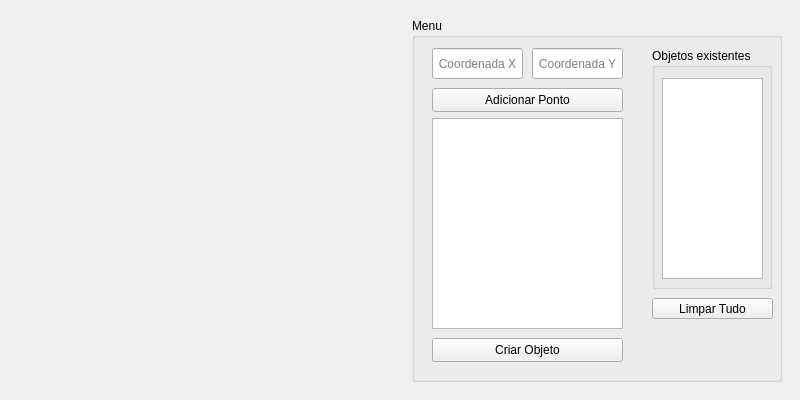
This is mainwindow.ui in PauloHenriqueMedeiros/ComputacaoGrafica as Qt 5 draws it before an edit. The edited form follows.
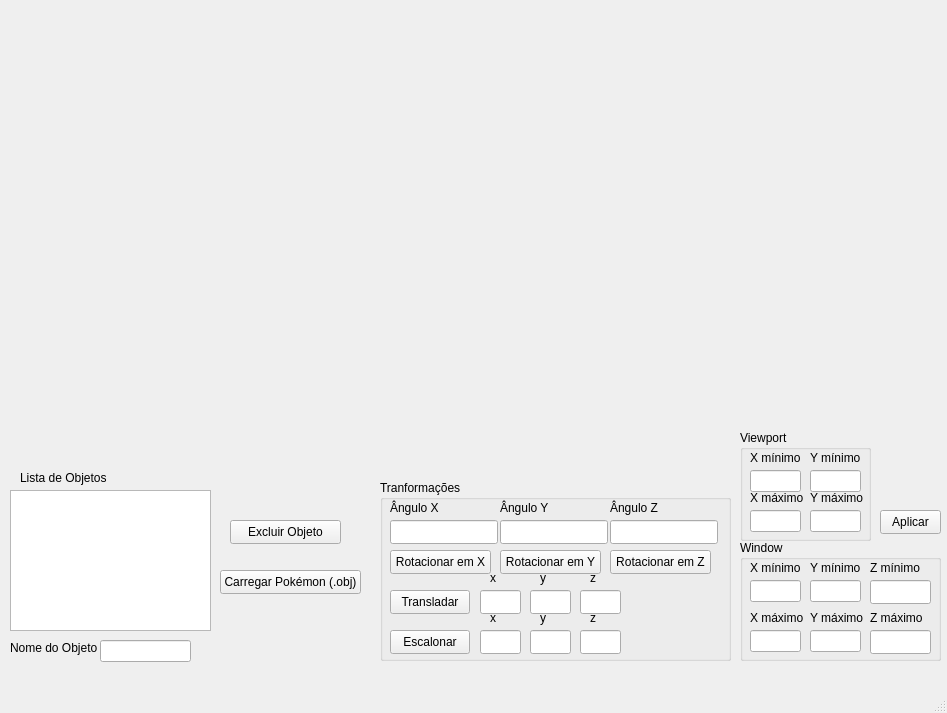
This is the edited form.

```diff
--- a/mainwindow.ui
+++ b/mainwindow.ui
@@ -2,151 +2,669 @@
 <ui version="4.0">
  <class>MainWindow</class>
  <widget class="QMainWindow" name="MainWindow">
-  <property name="enabled">
-   <bool>true</bool>
-  </property>
   <property name="geometry">
    <rect>
     <x>0</x>
     <y>0</y>
-    <width>800</width>
-    <height>400</height>
+    <width>947</width>
+    <height>713</height>
    </rect>
   </property>
   <property name="windowTitle">
    <string>MainWindow</string>
   </property>
   <widget class="QWidget" name="centralwidget">
-   <property name="enabled">
-    <bool>true</bool>
+   <widget class="QWidget" name="canvasWidget" native="true">
+    <property name="geometry">
+     <rect>
+      <x>10</x>
+      <y>10</y>
+      <width>921</width>
+      <height>411</height>
+     </rect>
+    </property>
+    <property name="autoFillBackground">
+     <bool>false</bool>
+    </property>
+   </widget>
+   <widget class="QListWidget" name="listWidget_objetos">
+    <property name="geometry">
+     <rect>
+      <x>10</x>
+      <y>490</y>
+      <width>201</width>
+      <height>141</height>
+     </rect>
+    </property>
+   </widget>
+   <widget class="QLineEdit" name="lineEdit_nomeObjeto">
+    <property name="geometry">
+     <rect>
+      <x>100</x>
+      <y>640</y>
+      <width>91</width>
+      <height>22</height>
+     </rect>
+    </property>
+   </widget>
+   <widget class="QLabel" name="label">
+    <property name="geometry">
+     <rect>
+      <x>10</x>
+      <y>640</y>
+      <width>91</width>
+      <height>16</height>
+     </rect>
+    </property>
+    <property name="text">
+     <string>Nome do Objeto</string>
+    </property>
+   </widget>
+   <widget class="QLabel" name="label_2">
+    <property name="geometry">
+     <rect>
+      <x>20</x>
+      <y>470</y>
+      <width>91</width>
+      <height>16</height>
+     </rect>
+    </property>
+    <property name="text">
+     <string>Lista de Objetos</string>
+    </property>
+   </widget>
+   <widget class="QPushButton" name="pushButton_excluir">
+    <property name="geometry">
+     <rect>
+      <x>230</x>
+      <y>520</y>
+      <width>111</width>
+      <height>24</height>
+     </rect>
+    </property>
+    <property name="text">
+     <string>Excluir Objeto</string>
+    </property>
+   </widget>
+   <widget class="QGroupBox" name="groupBox_2">
+    <property name="geometry">
+     <rect>
+      <x>740</x>
+      <y>430</y>
+      <width>131</width>
+      <height>111</height>
+     </rect>
+    </property>
+    <property name="title">
+     <string>Viewport</string>
+    </property>
+    <widget class="QLineEdit" name="lineEdit_v_xmin">
+     <property name="geometry">
+      <rect>
+       <x>10</x>
+       <y>40</y>
+       <width>51</width>
+       <height>22</height>
+      </rect>
+     </property>
+    </widget>
+    <widget class="QLineEdit" name="lineEdit_v_ymin">
+     <property name="geometry">
+      <rect>
+       <x>70</x>
+       <y>40</y>
+       <width>51</width>
+       <height>22</height>
+      </rect>
+     </property>
+    </widget>
+    <widget class="QLineEdit" name="lineEdit_v_xmax">
+     <property name="geometry">
+      <rect>
+       <x>10</x>
+       <y>80</y>
+       <width>51</width>
+       <height>22</height>
+      </rect>
+     </property>
+    </widget>
+    <widget class="QLineEdit" name="lineEdit_v_ymax">
+     <property name="geometry">
+      <rect>
+       <x>70</x>
+       <y>80</y>
+       <width>51</width>
+       <height>22</height>
+      </rect>
+     </property>
+    </widget>
+    <widget class="QLabel" name="label_14">
+     <property name="geometry">
+      <rect>
+       <x>10</x>
+       <y>20</y>
+       <width>61</width>
+       <height>16</height>
+      </rect>
+     </property>
+     <property name="text">
+      <string>X mínimo</string>
+     </property>
+    </widget>
+    <widget class="QLabel" name="label_15">
+     <property name="geometry">
+      <rect>
+       <x>70</x>
+       <y>20</y>
+       <width>61</width>
+       <height>16</height>
+      </rect>
+     </property>
+     <property name="text">
+      <string>Y mínimo</string>
+     </property>
+    </widget>
+    <widget class="QLabel" name="label_16">
+     <property name="geometry">
+      <rect>
+       <x>10</x>
+       <y>60</y>
+       <width>61</width>
+       <height>16</height>
+      </rect>
+     </property>
+     <property name="text">
+      <string>X máximo</string>
+     </property>
+    </widget>
+    <widget class="QLabel" name="label_17">
+     <property name="geometry">
+      <rect>
+       <x>70</x>
+       <y>60</y>
+       <width>61</width>
+       <height>16</height>
+      </rect>
+     </property>
+     <property name="text">
+      <string>Y máximo</string>
+     </property>
+    </widget>
+   </widget>
+   <widget class="QPushButton" name="pushButton_aplicar_wv">
+    <property name="geometry">
+     <rect>
+      <x>880</x>
+      <y>510</y>
+      <width>61</width>
+      <height>24</height>
+     </rect>
+    </property>
+    <property name="text">
+     <string>Aplicar</string>
+    </property>
+   </widget>
+   <widget class="QPushButton" name="pushButton_carregarOBJ">
+    <property name="geometry">
+     <rect>
+      <x>220</x>
+      <y>570</y>
+      <width>141</width>
+      <height>24</height>
+     </rect>
+    </property>
+    <property name="text">
+     <string>Carregar Pokémon (.obj)</string>
+    </property>
+   </widget>
+   <widget class="QGroupBox" name="groupBox_3">
+    <property name="geometry">
+     <rect>
+      <x>380</x>
+      <y>480</y>
+      <width>351</width>
+      <height>181</height>
+     </rect>
+    </property>
+    <property name="title">
+     <string>Tranformações</string>
+    </property>
+    <widget class="QPushButton" name="pushButton_rotacionar_y">
+     <property name="geometry">
+      <rect>
+       <x>120</x>
+       <y>70</y>
+       <width>101</width>
+       <height>24</height>
+      </rect>
+     </property>
+     <property name="text">
+      <string>Rotacionar em Y</string>
+     </property>
+    </widget>
+    <widget class="QLabel" name="label_3">
+     <property name="geometry">
+      <rect>
+       <x>10</x>
+       <y>20</y>
+       <width>49</width>
+       <height>16</height>
+      </rect>
+     </property>
+     <property name="text">
+      <string>Ângulo X</string>
+     </property>
+    </widget>
+    <widget class="QLineEdit" name="lineEdit_angulo_z">
+     <property name="geometry">
+      <rect>
+       <x>230</x>
+       <y>40</y>
+       <width>108</width>
+       <height>24</height>
+      </rect>
+     </property>
+    </widget>
+    <widget class="QLabel" name="label_8">
+     <property name="geometry">
+      <rect>
+       <x>120</x>
+       <y>20</y>
+       <width>49</width>
+       <height>16</height>
+      </rect>
+     </property>
+     <property name="text">
+      <string>Ângulo Y</string>
+     </property>
+    </widget>
+    <widget class="QPushButton" name="pushButton_rotacionar_z">
+     <property name="geometry">
+      <rect>
+       <x>230</x>
+       <y>70</y>
+       <width>101</width>
+       <height>24</height>
+      </rect>
+     </property>
+     <property name="text">
+      <string>Rotacionar em Z</string>
+     </property>
+    </widget>
+    <widget class="QPushButton" name="pushButton_rotacionar_x">
+     <property name="geometry">
+      <rect>
+       <x>10</x>
+       <y>70</y>
+       <width>101</width>
+       <height>24</height>
+      </rect>
+     </property>
+     <property name="text">
+      <string>Rotacionar em X</string>
+     </property>
+    </widget>
+    <widget class="QLineEdit" name="lineEdit_angulo_x">
+     <property name="geometry">
+      <rect>
+       <x>10</x>
+       <y>40</y>
+       <width>108</width>
+       <height>24</height>
+      </rect>
+     </property>
+    </widget>
+    <widget class="QLineEdit" name="lineEdit_angulo_y">
+     <property name="geometry">
+      <rect>
+       <x>120</x>
+       <y>40</y>
+       <width>108</width>
+       <height>24</height>
+      </rect>
+     </property>
+    </widget>
+    <widget class="QLabel" name="label_9">
+     <property name="geometry">
+      <rect>
+       <x>230</x>
+       <y>20</y>
+       <width>49</width>
+       <height>16</height>
+      </rect>
+     </property>
+     <property name="text">
+      <string>Ângulo Z</string>
+     </property>
+    </widget>
+    <widget class="QLabel" name="label_19">
+     <property name="geometry">
+      <rect>
+       <x>210</x>
+       <y>90</y>
+       <width>16</width>
+       <height>16</height>
+      </rect>
+     </property>
+     <property name="text">
+      <string>z</string>
+     </property>
+    </widget>
+    <widget class="QLineEdit" name="lineEdit_sx">
+     <property name="geometry">
+      <rect>
+       <x>100</x>
+       <y>150</y>
+       <width>41</width>
+       <height>24</height>
+      </rect>
+     </property>
+    </widget>
+    <widget class="QPushButton" name="pushButton_transladar">
+     <property name="geometry">
+      <rect>
+       <x>10</x>
+       <y>110</y>
+       <width>80</width>
+       <height>24</height>
+      </rect>
+     </property>
+     <property name="text">
+      <string>Transladar</string>
+     </property>
+    </widget>
+    <widget class="QLineEdit" name="lineEdit_dx">
+     <property name="geometry">
+      <rect>
+       <x>100</x>
+       <y>110</y>
+       <width>41</width>
+       <height>24</height>
+      </rect>
+     </property>
+    </widget>
+    <widget class="QLineEdit" name="lineEdit_dy">
+     <property name="geometry">
+      <rect>
+       <x>150</x>
+       <y>110</y>
+       <width>41</width>
+       <height>24</height>
+      </rect>
+     </property>
+    </widget>
+    <widget class="QLabel" name="label_4">
+     <property name="geometry">
+      <rect>
+       <x>110</x>
+       <y>130</y>
+       <width>16</width>
+       <height>16</height>
+      </rect>
+     </property>
+     <property name="text">
+      <string>x</string>
+     </property>
+    </widget>
+    <widget class="QLabel" name="label_5">
+     <property name="geometry">
+      <rect>
+       <x>160</x>
+       <y>130</y>
+       <width>16</width>
+       <height>16</height>
+      </rect>
+     </property>
+     <property name="text">
+      <string>y</string>
+     </property>
+    </widget>
+    <widget class="QLabel" name="label_6">
+     <property name="geometry">
+      <rect>
+       <x>110</x>
+       <y>90</y>
+       <width>16</width>
+       <height>16</height>
+      </rect>
+     </property>
+     <property name="text">
+      <string>x</string>
+     </property>
+    </widget>
+    <widget class="QLineEdit" name="lineEdit_dz">
+     <property name="geometry">
+      <rect>
+       <x>200</x>
+       <y>110</y>
+       <width>41</width>
+       <height>24</height>
+      </rect>
+     </property>
+    </widget>
+    <widget class="QLineEdit" name="lineEdit_sy">
+     <property name="geometry">
+      <rect>
+       <x>150</x>
+       <y>150</y>
+       <width>41</width>
+       <height>24</height>
+      </rect>
+     </property>
+    </widget>
+    <widget class="QPushButton" name="pushButton_escalar">
+     <property name="geometry">
+      <rect>
+       <x>10</x>
+       <y>150</y>
+       <width>80</width>
+       <height>24</height>
+      </rect>
+     </property>
+     <property name="text">
+      <string>Escalonar</string>
+     </property>
+    </widget>
+    <widget class="QLineEdit" name="lineEdit_sz">
+     <property name="geometry">
+      <rect>
+       <x>200</x>
+       <y>150</y>
+       <width>41</width>
+       <height>24</height>
+      </rect>
+     </property>
+    </widget>
+    <widget class="QLabel" name="label_7">
+     <property name="geometry">
+      <rect>
+       <x>160</x>
+       <y>90</y>
+       <width>16</width>
+       <height>16</height>
+      </rect>
+     </property>
+     <property name="text">
+      <string>y</string>
+     </property>
+    </widget>
+    <widget class="QLabel" name="label_18">
+     <property name="geometry">
+      <rect>
+       <x>210</x>
+       <y>130</y>
+       <width>16</width>
+       <height>16</height>
+      </rect>
+     </property>
+     <property name="text">
+      <string>z</string>
+     </property>
+    </widget>
+   </widget>
+   <widget class="QGroupBox" name="groupBox">
+    <property name="geometry">
+     <rect>
+      <x>740</x>
+      <y>540</y>
+      <width>201</width>
+      <height>121</height>
+     </rect>
+    </property>
+    <property name="title">
+     <string>Window</string>
+    </property>
+    <widget class="QLineEdit" name="lineEdit_w_xmin">
+     <property name="geometry">
+      <rect>
+       <x>10</x>
+       <y>40</y>
+       <width>51</width>
+       <height>22</height>
+      </rect>
+     </property>
+    </widget>
+    <widget class="QLineEdit" name="lineEdit_w_ymin">
+     <property name="geometry">
+      <rect>
+       <x>70</x>
+       <y>40</y>
+       <width>51</width>
+       <height>22</height>
+      </rect>
+     </property>
+    </widget>
+    <widget class="QLineEdit" name="lineEdit_w_xmax">
+     <property name="geometry">
+      <rect>
+       <x>10</x>
+       <y>90</y>
+       <width>51</width>
+       <height>22</height>
+      </rect>
+     </property>
+    </widget>
+    <widget class="QLineEdit" name="lineEdit_w_ymax">
+     <property name="geometry">
+      <rect>
+       <x>70</x>
+       <y>90</y>
+       <width>51</width>
+       <height>22</height>
+      </rect>
+     </property>
+    </widget>
+    <widget class="QLabel" name="label_10">
+     <property name="geometry">
+      <rect>
+       <x>10</x>
+       <y>20</y>
+       <width>61</width>
+       <height>16</height>
+      </rect>
+     </property>
+     <property name="text">
+      <string>X mínimo</string>
+     </property>
+    </widget>
+    <widget class="QLabel" name="label_11">
+     <property name="geometry">
+      <rect>
+       <x>70</x>
+       <y>20</y>
+       <width>61</width>
+       <height>16</height>
+      </rect>
+     </property>
+     <property name="text">
+      <string>Y mínimo</string>
+     </property>
+    </widget>
+    <widget class="QLabel" name="label_12">
+     <property name="geometry">
+      <rect>
+       <x>10</x>
+       <y>70</y>
+       <width>61</width>
+       <height>16</height>
+      </rect>
+     </property>
+     <property name="text">
+      <string>X máximo</string>
+     </property>
+    </widget>
+    <widget class="QLabel" name="label_13">
+     <property name="geometry">
+      <rect>
+       <x>70</x>
+       <y>70</y>
+       <width>61</width>
+       <height>16</height>
+      </rect>
+     </property>
+     <property name="text">
+      <string>Y máximo</string>
+     </property>
+    </widget>
+    <widget class="QLabel" name="label_20">
+     <property name="geometry">
+      <rect>
+       <x>130</x>
+       <y>20</y>
+       <width>61</width>
+       <height>16</height>
+      </rect>
+     </property>
+     <property name="text">
+      <string>Z mínimo</string>
+     </property>
+    </widget>
+    <widget class="QLabel" name="label_21">
+     <property name="geometry">
+      <rect>
+       <x>130</x>
+       <y>70</y>
+       <width>61</width>
+       <height>16</height>
+      </rect>
+     </property>
+     <property name="text">
+      <string>Z máximo</string>
+     </property>
+    </widget>
+    <widget class="QLineEdit" name="lineEdit_zmin">
+     <property name="geometry">
+      <rect>
+       <x>130</x>
+       <y>40</y>
+       <width>61</width>
+       <height>24</height>
+      </rect>
+     </property>
+    </widget>
+    <widget class="QLineEdit" name="lineEdit_zmax">
+     <property name="geometry">
+      <rect>
+       <x>130</x>
+       <y>90</y>
+       <width>61</width>
+       <height>24</height>
+      </rect>
+     </property>
+    </widget>
+   </widget>
+  </widget>
+  <widget class="QMenuBar" name="menubar">
+   <property name="geometry">
+    <rect>
+     <x>0</x>
+     <y>0</y>
+     <width>947</width>
+     <height>22</height>
+    </rect>
    </property>
-   <layout class="QHBoxLayout" name="horizontalLayout">
-    <item>
-     <widget class="QWidget" name="canvasWidget" native="true">
-      <property name="enabled">
-       <bool>true</bool>
-      </property>
-     </widget>
-    </item>
-    <item>
-     <widget class="QWidget" name="controlPanelWidget" native="true">
-      <layout class="QVBoxLayout" name="verticalLayout">
-       <item>
-        <widget class="QGroupBox" name="groupBox">
-         <property name="title">
-          <string>Menu</string>
-         </property>
-         <widget class="QPushButton" name="pushButton_adicionar_ponto">
-          <property name="geometry">
-           <rect>
-            <x>20</x>
-            <y>70</y>
-            <width>191</width>
-            <height>24</height>
-           </rect>
-          </property>
-          <property name="text">
-           <string>Adicionar Ponto</string>
-          </property>
-         </widget>
-         <widget class="QListWidget" name="listWidget_pontos_atuais">
-          <property name="geometry">
-           <rect>
-            <x>20</x>
-            <y>100</y>
-            <width>191</width>
-            <height>211</height>
-           </rect>
-          </property>
-         </widget>
-         <widget class="QGroupBox" name="groupBox_2">
-          <property name="geometry">
-           <rect>
-            <x>240</x>
-            <y>30</y>
-            <width>120</width>
-            <height>241</height>
-           </rect>
-          </property>
-          <property name="title">
-           <string>Objetos existentes</string>
-          </property>
-          <widget class="QListWidget" name="listWidget_objetos">
-           <property name="geometry">
-            <rect>
-             <x>10</x>
-             <y>30</y>
-             <width>101</width>
-             <height>201</height>
-            </rect>
-           </property>
-          </widget>
-         </widget>
-         <widget class="QPushButton" name="pushButton_apagar_tudo">
-          <property name="geometry">
-           <rect>
-            <x>240</x>
-            <y>280</y>
-            <width>121</width>
-            <height>21</height>
-           </rect>
-          </property>
-          <property name="text">
-           <string>Limpar Tudo</string>
-          </property>
-         </widget>
-         <widget class="QPushButton" name="pushButton_finalizar_objeto">
-          <property name="geometry">
-           <rect>
-            <x>20</x>
-            <y>320</y>
-            <width>191</width>
-            <height>24</height>
-           </rect>
-          </property>
-          <property name="text">
-           <string>Criar Objeto</string>
-          </property>
-         </widget>
-         <widget class="QLineEdit" name="lineEdit_manual_x">
-          <property name="geometry">
-           <rect>
-            <x>20</x>
-            <y>30</y>
-            <width>91</width>
-            <height>31</height>
-           </rect>
-          </property>
-          <property name="alignment">
-           <set>Qt::AlignmentFlag::AlignCenter</set>
-          </property>
-          <property name="placeholderText">
-           <string>Coordenada X</string>
-          </property>
-         </widget>
-         <widget class="QLineEdit" name="lineEdit_manual_y">
-          <property name="geometry">
-           <rect>
-            <x>120</x>
-            <y>30</y>
-            <width>91</width>
-            <height>31</height>
-           </rect>
-          </property>
-          <property name="alignment">
-           <set>Qt::AlignmentFlag::AlignCenter</set>
-          </property>
-          <property name="placeholderText">
-           <string>Coordenada Y</string>
-          </property>
-         </widget>
-        </widget>
-       </item>
-      </layout>
-     </widget>
-    </item>
-   </layout>
   </widget>
+  <widget class="QStatusBar" name="statusbar"/>
  </widget>
  <resources/>
  <connections/>
```
